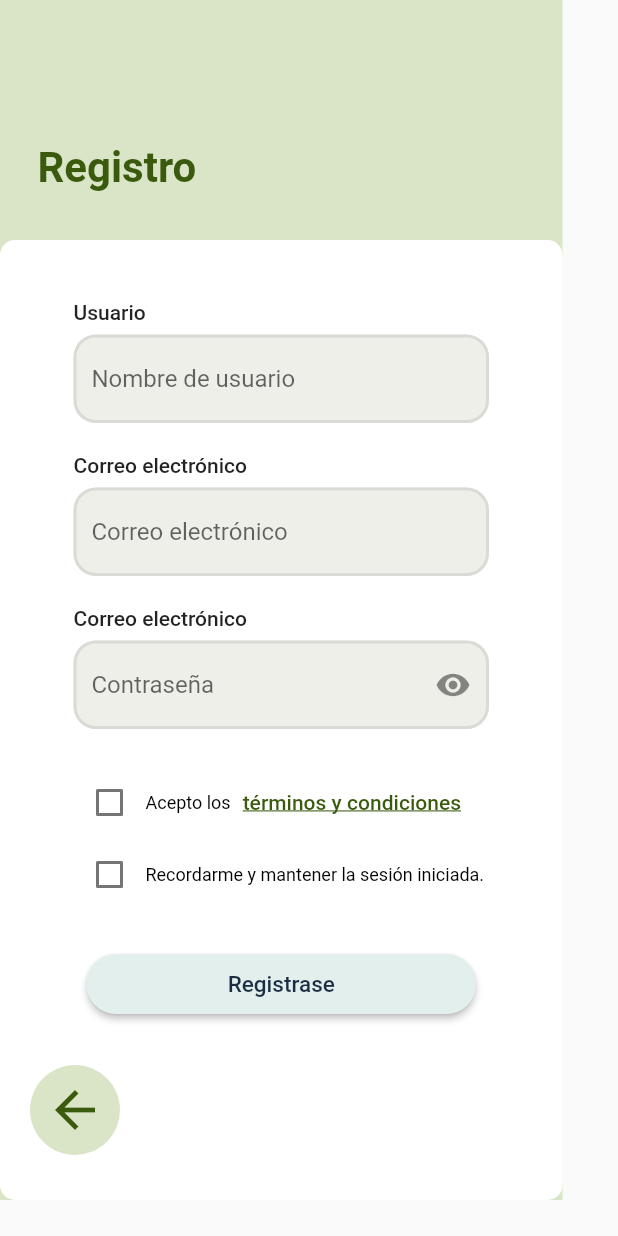
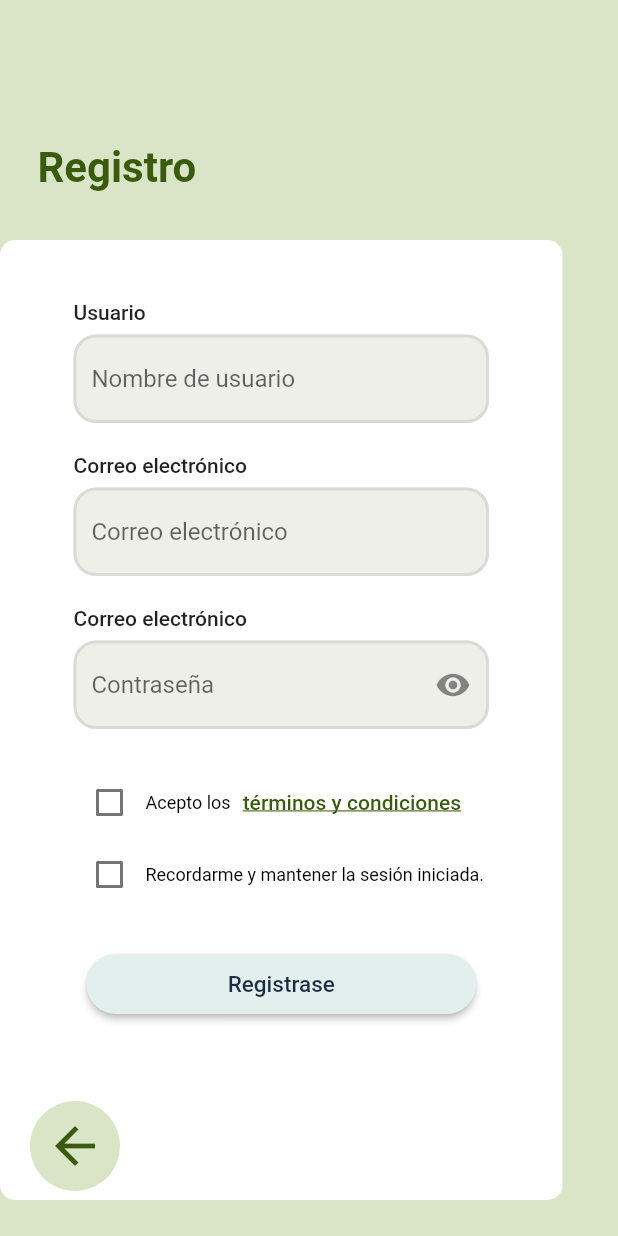
Before and after one commit to GonzaJoseph12/r-map, a Flutter app: the screen it shows after launch, on a phone screen of 412 x 824 dp. Run offline on Flutter 3.47's test engine with Material 2 defaults, Android fonts, the phone set to English and light mode, and no system bars.

```diff
--- a/r_map/lib/src/screens/registro.dart
+++ b/r_map/lib/src/screens/registro.dart
@@ -20,8 +20,8 @@ class _RegistroState extends State<Registro> {
     return Scaffold(
       body: Container(
         color: const Color.fromRGBO(217, 229, 198, 1),
-        height: 800,
-        width: 375,
+        height: double.infinity,
+        width: double.infinity,
         child: Stack(
           // alignment: AlignmentDirectional.center,
           children: <Widget>[
```
Also changed, not shown: r_map/pubspec.yaml (+5 -2 lines), r_map/assets/icon/icon.png (renamed from r_map/assets/logo.png), r_map/pubspec.lock, 15 other files.
